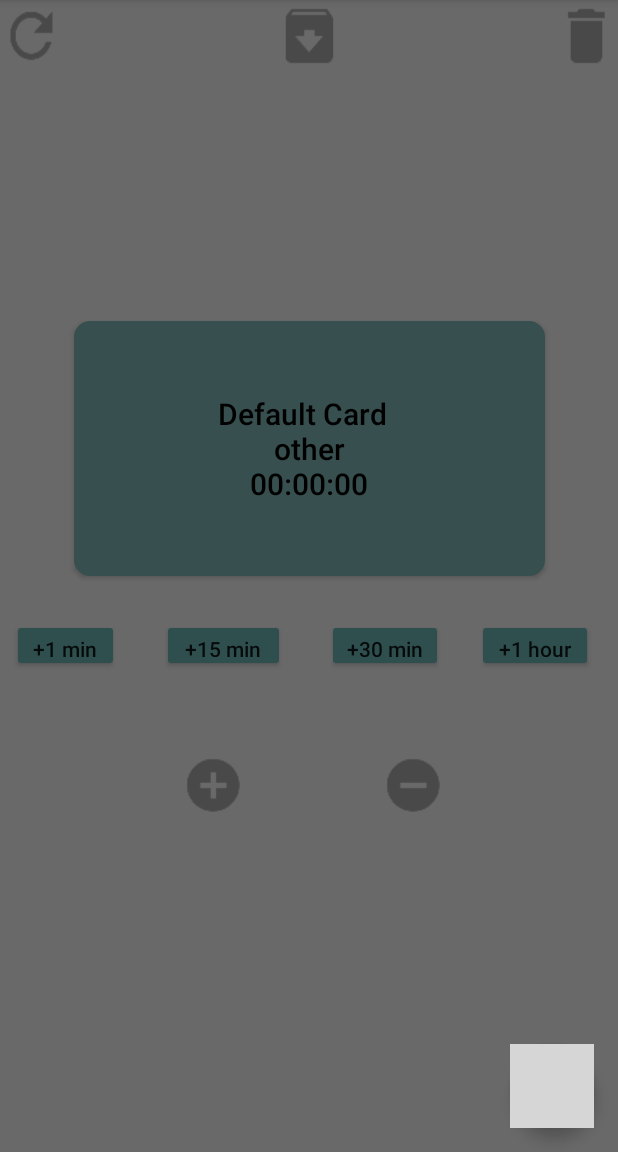
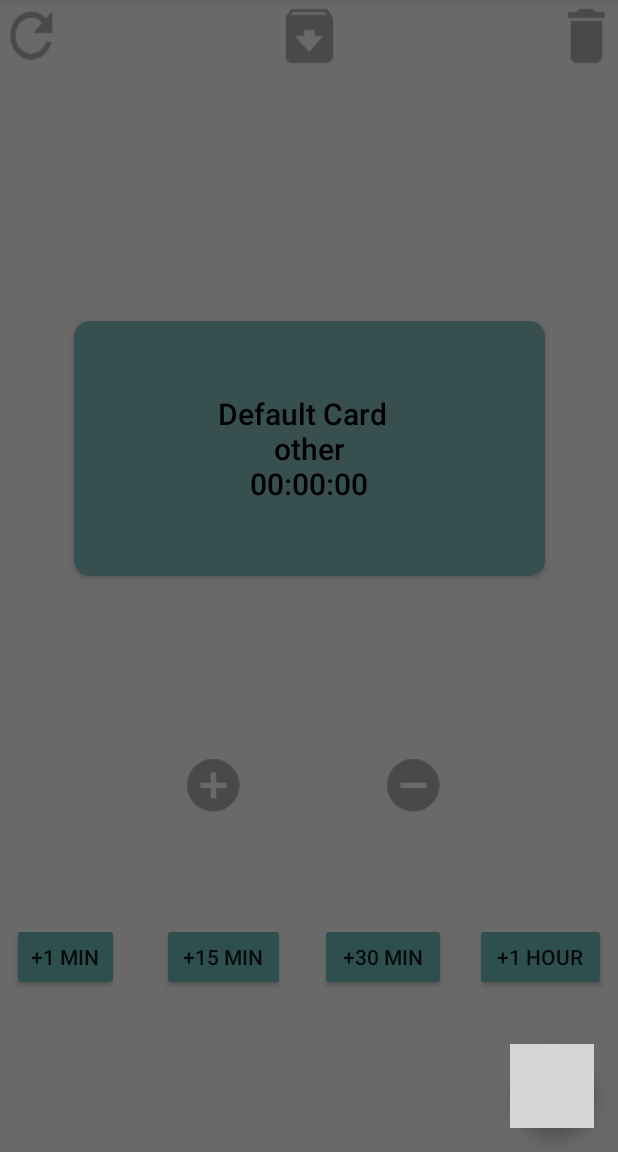
Before and after one commit to EthanJWright/PunchCard, an Android app: the screen it shows after launch (MainActivity), on a phone screen of 412 x 824 dp, the part 84-1236 px from its top. Run offline under Robolectric (Android 15) with nearby library versions, the phone set to English and light mode, and no system bars; grey boxes are pictures that could not be loaded.

Commit message:
Moved buttons to make slightly less awkward

```diff
--- a/JavaPunchCard/app/src/main/res/layout/app_bar_main.xml
+++ b/JavaPunchCard/app/src/main/res/layout/app_bar_main.xml
@@ -83,10 +83,9 @@
 
         <Button
         android:id="@+id/add_hour"
-        android:layout_width="77dp"
-        android:layout_height="35dp"
+        android:layout_width="87dp"
+        android:layout_height="45dp"
         android:layout_gravity="bottom|left"
-        android:textAllCaps="false"
         android:backgroundTint="@color/dark_interface"
         android:text="+1 hour"
         app:layout_anchor="@+id/include"
@@ -99,17 +98,16 @@
             android:layout_marginBottom="8dp"
             android:layout_marginLeft="8dp"
             app:layout_constraintLeft_toLeftOf="parent"
-            app:layout_constraintHorizontal_bias="0.972"
-            app:layout_constraintVertical_bias="0.596" />
+            app:layout_constraintHorizontal_bias="1.0"
+            app:layout_constraintVertical_bias="0.87" />
 
         <Button
         android:id="@+id/add_one"
         android:layout_width="71dp"
-        android:layout_height="35dp"
+        android:layout_height="45dp"
         android:layout_gravity="bottom|right"
         android:backgroundTint="@color/dark_interface"
         android:text="+1 min"
-        android:textAllCaps="false"
         app:layout_anchor="@+id/include"
         app:layout_anchorGravity="center_vertical|left"
             android:layout_marginLeft="8dp"
@@ -121,16 +119,15 @@
             android:layout_marginRight="8dp"
             app:layout_constraintRight_toRightOf="parent"
             app:layout_constraintHorizontal_bias="0.0"
-            app:layout_constraintVertical_bias="0.596" />
+            app:layout_constraintVertical_bias="0.87" />
 
         <Button
         android:id="@+id/add_thirty"
-        android:layout_width="77dp"
-        android:layout_height="35dp"
+        android:layout_width="84dp"
+        android:layout_height="45dp"
         android:layout_gravity="bottom|right"
         android:backgroundTint="@color/dark_interface"
         android:text="+30 min"
-        android:textAllCaps="false"
         app:layout_anchorGravity="center_vertical|center_horizontal"
             app:layout_constraintTop_toTopOf="parent"
             android:layout_marginTop="8dp"
@@ -141,16 +138,15 @@
             android:layout_marginRight="8dp"
             app:layout_constraintRight_toRightOf="parent"
             app:layout_constraintHorizontal_bias="0.659"
-            app:layout_constraintVertical_bias="0.596" />
+            app:layout_constraintVertical_bias="0.87" />
 
     <Button
         android:id="@+id/add_fifteen"
         android:layout_width="82dp"
-        android:layout_height="35dp"
+        android:layout_height="45dp"
         android:layout_gravity="bottom|left"
         android:text="+15 min"
         android:backgroundTint="@color/dark_interface"
-        android:textAllCaps="false"
         app:layout_anchorGravity="center_vertical|center_horizontal"
         android:layout_marginLeft="8dp"
         app:layout_constraintLeft_toLeftOf="parent"
@@ -161,7 +157,7 @@
         android:layout_marginBottom="8dp"
         app:layout_constraintTop_toTopOf="parent"
         android:layout_marginTop="8dp"
-        app:layout_constraintVertical_bias="0.596" />
+        app:layout_constraintVertical_bias="0.87" />
 
         <Button
             android:id="@+id/plus_sign"
```
